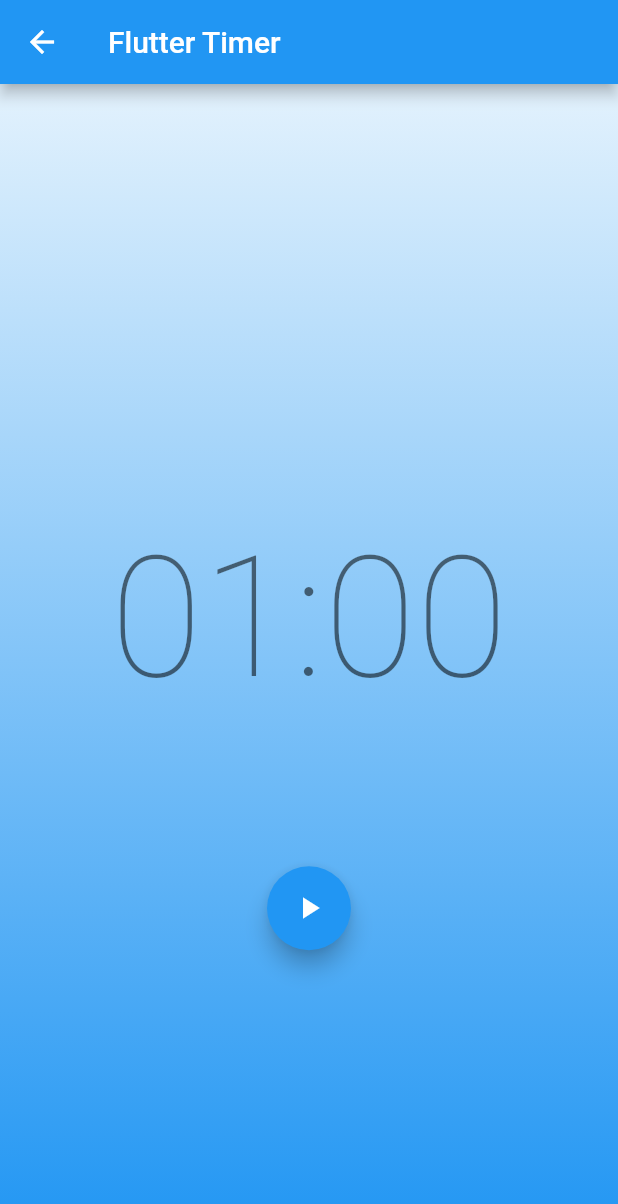
After one commit to adicomdotir/my-mobile-training, a Flutter app: the TimerView screen opened directly, on a phone screen of 412 x 824 dp. The commit adds this screen. Shown: the top 1204 px of the screen. Run offline on Flutter 3.47's test engine with Material 2 defaults, Android fonts, the phone set to English and light mode, and no system bars; our stand-ins replace bloc, equatable, faker, file_picker, flutter_bloc, flutter_svg and 2 more; missing offline and left inert: dart:js, persian_datetime_picker; accounts and stored records are empty.

Commit message:
Fix timer app bugs

```diff
--- a/lib/bloc_example/bloc_timer/actions.dart
+++ b/lib/bloc_example/bloc_timer/actions.dart
@@ -1,6 +1,6 @@
 import 'package:first_flutter/bloc_example/bloc_timer/bloc/timer_bloc.dart';
 import 'package:flutter/material.dart';
-import 'package:bloc/bloc.dart';
+import 'package:flutter_bloc/flutter_bloc.dart';
 
 class Actions extends StatelessWidget {
   const Actions({Key? key}) : super(key: key);
--- /dev/null
+++ b/lib/bloc_example/bloc_timer/timer/view/background.dart
@@ -0,0 +1,20 @@
+import 'package:flutter/material.dart';
+
+class Background extends StatelessWidget {
+  const Background({Key? key}) : super(key: key);
+  @override
+  Widget build(BuildContext context) {
+    return Container(
+      decoration: BoxDecoration(
+        gradient: LinearGradient(
+          begin: Alignment.topCenter,
+          end: Alignment.bottomCenter,
+          colors: [
+            Colors.blue.shade50,
+            Colors.blue.shade500,
+          ],
+        ),
+      ),
+    );
+  }
+}
--- a/lib/bloc_example/bloc_timer/timer/view/timer.dart
+++ /dev/null
@@ -1,2 +0,0 @@
-export 'bloc/timer_bloc.dart';
-export 'view/timer_page.dart';
--- a/lib/bloc_example/bloc_timer/timer/view/timer_page.dart
+++ b/lib/bloc_example/bloc_timer/timer/view/timer_page.dart
@@ -3,6 +3,8 @@ import 'package:flutter/material.dart';
 import 'package:flutter_bloc/flutter_bloc.dart';
 
 import '../../ticker.dart';
+import 'background.dart';
+import '../../actions.dart' as MyActions;
 
 class TimerPage extends StatelessWidget {
   const TimerPage({Key? key}) : super(key: key);
@@ -32,7 +34,7 @@ class TimerView extends StatelessWidget {
                 padding: EdgeInsets.symmetric(vertical: 100.0),
                 child: Center(child: TimerText()),
               ),
-              Actions(),
+              MyActions.Actions(),
             ],
           ),
         ],
```
